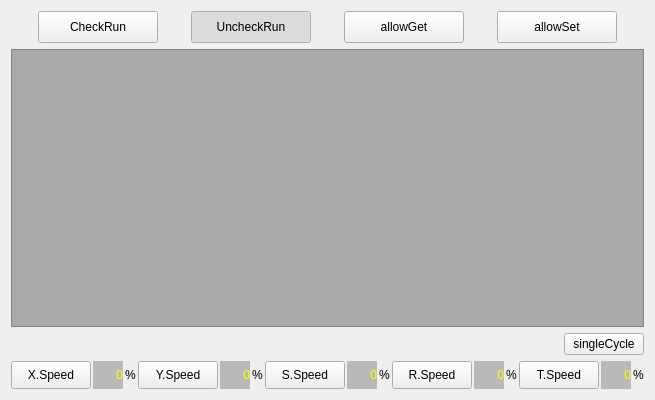
Above: hcinstruction/ichcprogrammonitorframe.ui from GaussCheng/2-5AxisPunch before the change. Below: the same form after it.
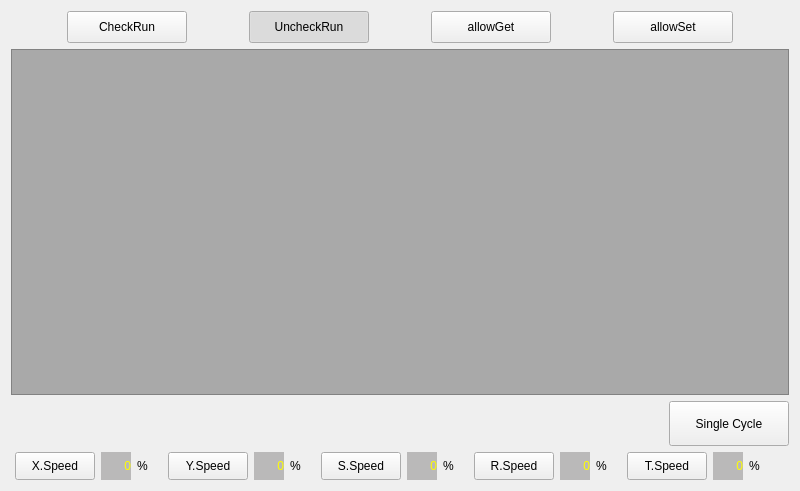
That is the form after the change.

Patch:
```diff
--- a/hcinstruction/ichcprogrammonitorframe.ui
+++ b/hcinstruction/ichcprogrammonitorframe.ui
@@ -6,16 +6,10 @@
    <rect>
     <x>0</x>
     <y>0</y>
-    <width>640</width>
-    <height>400</height>
+    <width>800</width>
+    <height>491</height>
    </rect>
   </property>
-  <property name="maximumSize">
-   <size>
-    <width>640</width>
-    <height>400</height>
-   </size>
-  </property>
   <property name="windowTitle">
    <string>Frame</string>
   </property>
@@ -75,9 +69,6 @@
        <property name="checkable">
         <bool>true</bool>
        </property>
-       <property name="checked">
-        <bool>false</bool>
-       </property>
        <attribute name="buttonGroup">
         <string notr="true">buttonGroup</string>
        </attribute>
@@ -169,9 +160,6 @@
        <property name="checkable">
         <bool>false</bool>
        </property>
-       <property name="checked">
-        <bool>false</bool>
-       </property>
       </widget>
      </item>
      <item>
@@ -213,9 +201,6 @@
        <property name="checkable">
         <bool>false</bool>
        </property>
-       <property name="checked">
-        <bool>false</bool>
-       </property>
       </widget>
      </item>
      <item>
@@ -286,8 +271,17 @@
      </item>
      <item>
       <widget class="QPushButton" name="singleCycle">
+       <property name="minimumSize">
+        <size>
+         <width>120</width>
+         <height>45</height>
+        </size>
+       </property>
+       <property name="focusPolicy">
+        <enum>Qt::NoFocus</enum>
+       </property>
        <property name="text">
-        <string>singleCycle</string>
+        <string>Single Cycle</string>
        </property>
       </widget>
      </item>
```
